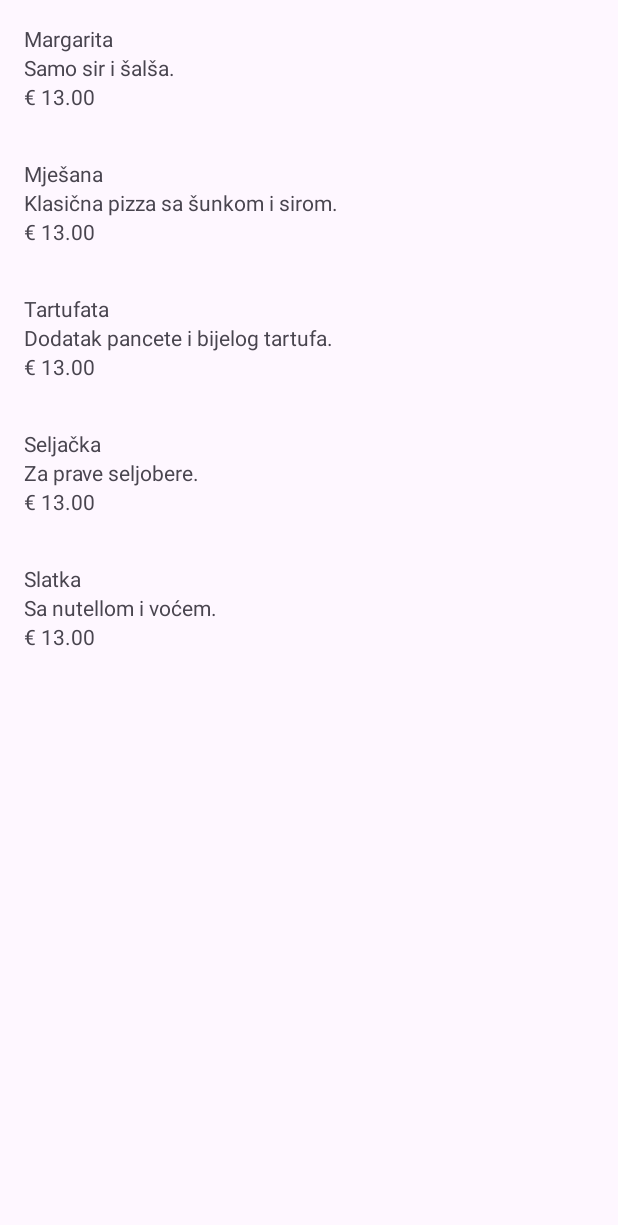
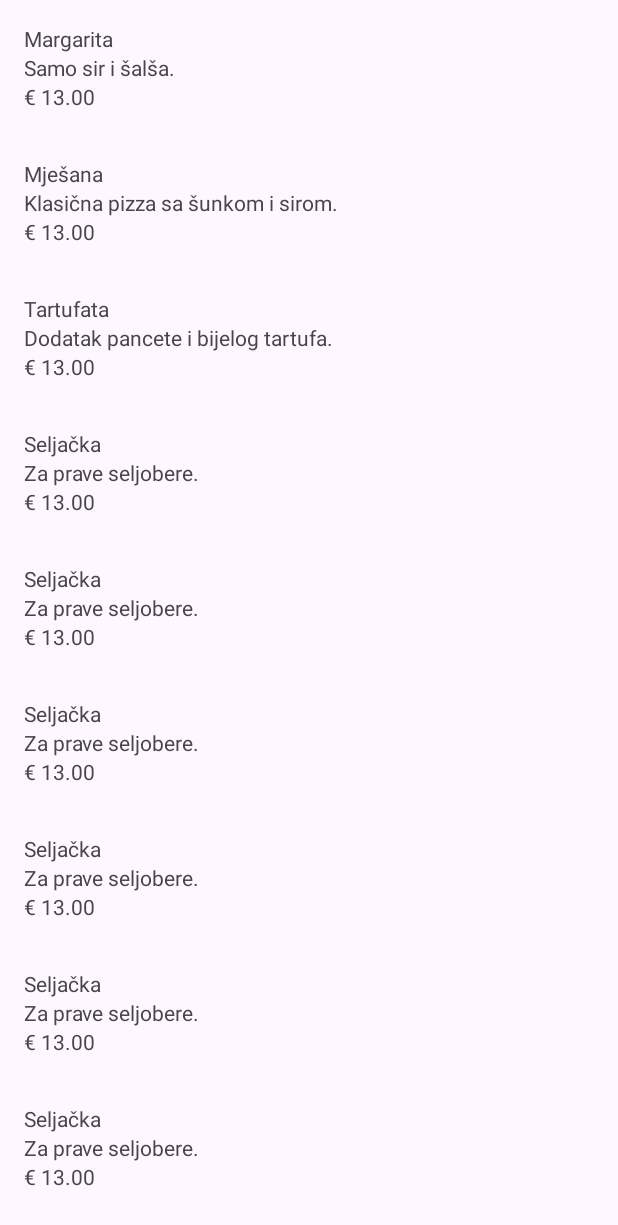
Before and after one commit to dujo09/ChefsBook, an Android app: the screen it shows after launch (MainActivity), on a phone screen of 412 x 824 dp. Shown: the top 1225 px of the screen. Run offline under Robolectric (Android 15) with nearby library versions, the phone set to English and light mode, and no system bars.

Commit message:
Add RecycleView

```diff
--- a/app/src/main/java/com/dujo/chefsbook/model/Pizza.java
+++ b/app/src/main/java/com/dujo/chefsbook/data/model/Pizza.java
@@ -1,4 +1,4 @@
-package com.dujo.chefsbook.model;
+package com.dujo.chefsbook.data.model;
 
 public class Pizza {
     private String id;
--- a/app/src/main/java/com/dujo/chefsbook/ui/main/MainActivity.java
+++ b/app/src/main/java/com/dujo/chefsbook/ui/main/MainActivity.java
@@ -1,10 +1,6 @@
 package com.dujo.chefsbook.ui.main;
 
 import android.os.Bundle;
-import android.view.LayoutInflater;
-import android.view.View;
-import android.widget.LinearLayout;
-import android.widget.TextView;
 
 import androidx.activity.EdgeToEdge;
 import androidx.appcompat.app.AppCompatActivity;
@@ -12,48 +8,36 @@ import androidx.core.graphics.Insets;
 import androidx.core.view.ViewCompat;
 import androidx.core.view.WindowInsetsCompat;
 import androidx.lifecycle.ViewModelProvider;
+import androidx.recyclerview.widget.LinearLayoutManager;
+import androidx.recyclerview.widget.RecyclerView;
 
 import com.dujo.chefsbook.R;
-import com.dujo.chefsbook.model.Pizza;
 import com.dujo.chefsbook.viewModel.PizzaViewModel;
-
-import java.util.List;
 
 public class MainActivity extends AppCompatActivity {
     private PizzaViewModel pizzaViewModel;
-    private LinearLayout linearLayout;
+    private PizzaAdapter pizzaAdapter;
 
     @Override
     protected void onCreate(Bundle savedInstanceState) {
         super.onCreate(savedInstanceState);
         EdgeToEdge.enable(this);
         setContentView(R.layout.activity_main);
-        ViewCompat.setOnApplyWindowInsetsListener(findViewById(R.id.llContainer), (v, insets) -> {
+        ViewCompat.setOnApplyWindowInsetsListener(findViewById(R.id.rvPizzas), (v, insets) -> {
             Insets systemBars = insets.getInsets(WindowInsetsCompat.Type.systemBars());
             v.setPadding(systemBars.left, systemBars.top, systemBars.right, systemBars.bottom);
             return insets;
         });
 
         pizzaViewModel = new ViewModelProvider(this).get(PizzaViewModel.class);
-        linearLayout = findViewById(R.id.llContainer);
+        RecyclerView rv = findViewById(R.id.rvPizzas);
+        pizzaAdapter = new PizzaAdapter(p -> {
+        });
+        rv.setLayoutManager(new LinearLayoutManager(this));
+        rv.setAdapter(pizzaAdapter);
 
-        renderList(pizzaViewModel.getPizzas());
-    }
-
-    private void renderList(List<Pizza> pizzas) {
-        linearLayout.removeAllViews();
-        LayoutInflater inflater = LayoutInflater.from(this);
-        for (Pizza pizza : pizzas) {
-            View item = inflater.inflate(R.layout.item_pizza, linearLayout, false);
-            TextView tvName = item.findViewById(R.id.tvName);
-            TextView tvDesc = item.findViewById(R.id.tvDesc);
-            TextView tvPrice = item.findViewById(R.id.tvPrice);
-
-            tvName.setText(pizza.getName());
-            tvDesc.setText(pizza.getDescription());
-            tvPrice.setText(String.format("€ %.2f", pizza.getPrice()));
-
-            linearLayout.addView(item);
-        }
+        pizzaViewModel.getPizzas().observe(this, pizzas -> {
+            if (pizzas != null) pizzaAdapter.submitList(pizzas);
+        });
     }
 }
--- /dev/null
+++ b/app/src/main/java/com/dujo/chefsbook/ui/main/PizzaAdapter.java
@@ -0,0 +1,79 @@
+package com.dujo.chefsbook.ui.main;
+
+import android.view.LayoutInflater;
+import android.view.View;
+import android.view.ViewGroup;
+import android.widget.TextView;
+
+import androidx.annotation.NonNull;
+import androidx.recyclerview.widget.DiffUtil;
+import androidx.recyclerview.widget.ListAdapter;
+import androidx.recyclerview.widget.RecyclerView;
+
+import com.dujo.chefsbook.R;
+import com.dujo.chefsbook.data.model.Pizza;
+
+public class PizzaAdapter extends ListAdapter<Pizza, PizzaAdapter.PizzaVH> {
+
+    public interface OnItemClick {
+        void onClick(Pizza pizza);
+    }
+
+    private final OnItemClick listener;
+
+    public PizzaAdapter(OnItemClick listener) {
+        super(DIFF_CALLBACK);
+        this.listener = listener;
+    }
+
+    private static final DiffUtil.ItemCallback<Pizza> DIFF_CALLBACK = new DiffUtil.ItemCallback<Pizza>() {
+        @Override
+        public boolean areItemsTheSame(@NonNull Pizza oldItem, @NonNull Pizza newItem) {
+            return oldItem.getId() != null && oldItem.getId().equals(newItem.getId());
+        }
+
+        @Override
+        public boolean areContentsTheSame(@NonNull Pizza oldItem, @NonNull Pizza newItem) {
+            return oldItem.getName().equals(newItem.getName())
+                    && oldItem.getDescription().equals(newItem.getDescription())
+                    && oldItem.getPrice() == newItem.getPrice();
+        }
+    };
+
+    @NonNull
+    @Override
+    public PizzaVH onCreateViewHolder(@NonNull ViewGroup parent, int viewType) {
+        View v = LayoutInflater.from(parent.getContext()).inflate(R.layout.item_pizza, parent, false);
+        return new PizzaVH(v);
+    }
+
+    @Override
+    public void onBindViewHolder(@NonNull PizzaVH holder, int position) {
+        Pizza pizza = getItem(position);
+        holder.bind(pizza);
+    }
+
+    class PizzaVH extends RecyclerView.ViewHolder {
+        TextView tvName, tvDesc, tvPrice;
+
+        PizzaVH(@NonNull View itemView) {
+            super(itemView);
+            tvName = itemView.findViewById(R.id.tvName);
+            tvDesc = itemView.findViewById(R.id.tvDesc);
+            tvPrice = itemView.findViewById(R.id.tvPrice);
+            itemView.setOnClickListener(v -> {
+                // TODO replace
+                int pos = getAdapterPosition();
+                if (pos != RecyclerView.NO_POSITION) {
+                    listener.onClick(getItem(pos));
+                }
+            });
+        }
+
+        void bind(Pizza p) {
+            tvName.setText(p.getName());
+            tvDesc.setText(p.getDescription());
+            tvPrice.setText(String.format("€ %.2f", p.getPrice()));
+        }
+    }
+}
--- a/app/src/main/java/com/dujo/chefsbook/viewModel/PizzaViewModel.java
+++ b/app/src/main/java/com/dujo/chefsbook/viewModel/PizzaViewModel.java
@@ -1,25 +1,43 @@
 package com.dujo.chefsbook.viewModel;
 
+import androidx.lifecycle.LiveData;
+import androidx.lifecycle.MutableLiveData;
 import androidx.lifecycle.ViewModel;
 
-import com.dujo.chefsbook.model.Pizza;
+import com.dujo.chefsbook.data.model.Pizza;
 
 import java.util.List;
 
 public class PizzaViewModel extends ViewModel {
-    private final List<Pizza> pizzas;
+    private final MutableLiveData<List<Pizza>> pizzas = new MutableLiveData<>();
 
     public PizzaViewModel() {
-        this.pizzas = List.of(
+    }
+
+    public LiveData<List<Pizza>> getPizzas() {
+        pizzas.postValue(List.of(
                 new Pizza("1", "Margarita", "Samo sir i šalša.", 13.0),
                 new Pizza("2", "Mješana", "Klasična pizza sa šunkom i sirom.", 13.0),
                 new Pizza("3", "Tartufata", "Dodatak pancete i bijelog tartufa.", 13.0),
                 new Pizza("4", "Seljačka", "Za prave seljobere.", 13.0),
-                new Pizza("5", "Slatka", "Sa nutellom i voćem.", 13.0)
-        );
-    }
-
-    public List<Pizza> getPizzas() {
+                new Pizza("4", "Seljačka", "Za prave seljobere.", 13.0),
+                new Pizza("4", "Seljačka", "Za prave seljobere.", 13.0),
+                new Pizza("4", "Seljačka", "Za prave seljobere.", 13.0),
+                new Pizza("4", "Seljačka", "Za prave seljobere.", 13.0),
+                new Pizza("4", "Seljačka", "Za prave seljobere.", 13.0),
+                new Pizza("4", "Seljačka", "Za prave seljobere.", 13.0),
+                new Pizza("4", "Seljačka", "Za prave seljobere.", 13.0),
+                new Pizza("4", "Seljačka", "Za prave seljobere.", 13.0),
+                new Pizza("4", "Seljačka", "Za prave seljobere.", 13.0),
+                new Pizza("4", "Seljačka", "Za prave seljobere.", 13.0),
+                new Pizza("4", "Seljačka", "Za prave seljobere.", 13.0),
+                new Pizza("4", "Seljačka", "Za prave seljobere.", 13.0),
+                new Pizza("4", "Seljačka", "Za prave seljobere.", 13.0),
+                new Pizza("4", "Seljačka", "Za prave seljobere.", 13.0),
+                new Pizza("4", "Seljačka", "Za prave seljobere.", 13.0),
+                new Pizza("4", "Seljačka", "Za prave seljobere.", 13.0),
+                new Pizza("4", "Seljačka", "Za prave seljobere.", 13.0),
+                new Pizza("5", "Slatka", "Sa nutellom i voćem.", 13.0)));
         return pizzas;
     }
 }
--- a/app/src/main/res/layout/activity_main.xml
+++ b/app/src/main/res/layout/activity_main.xml
@@ -3,8 +3,8 @@
     android:layout_width="fill_parent"
     android:layout_height="fill_parent">
 
-    <LinearLayout
-        android:id="@+id/llContainer"
+    <androidx.recyclerview.widget.RecyclerView
+        android:id="@+id/rvPizzas"
         android:layout_width="fill_parent"
         android:layout_height="wrap_content"
         android:orientation="vertical"
```
